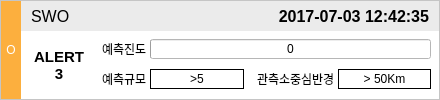
Qt form onsiteinfo.ui (hayoungdaddy/KGOM) before a commit.
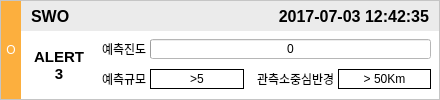
The same form after that commit.

The edit to the form file:
```diff
--- a/onsiteinfo.ui
+++ b/onsiteinfo.ui
@@ -244,8 +244,8 @@
                  <property name="font">
                   <font>
                    <pointsize>12</pointsize>
-                   <weight>50</weight>
-                   <bold>false</bold>
+                   <weight>75</weight>
+                   <bold>true</bold>
                   </font>
                  </property>
                  <property name="styleSheet">
```
